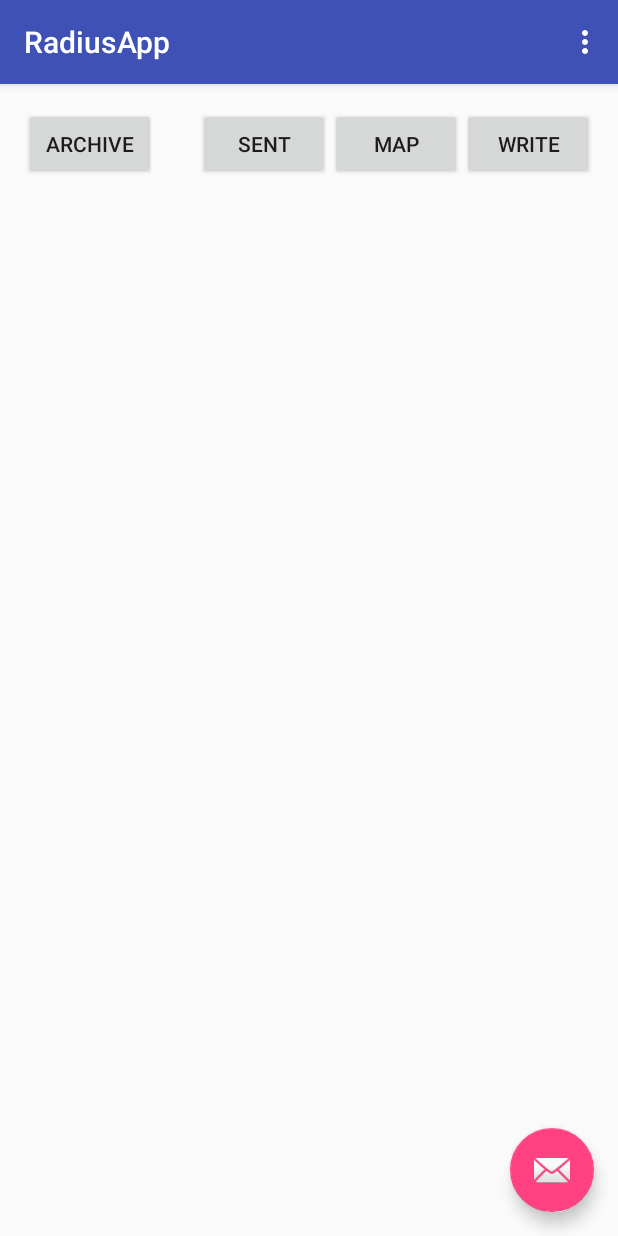
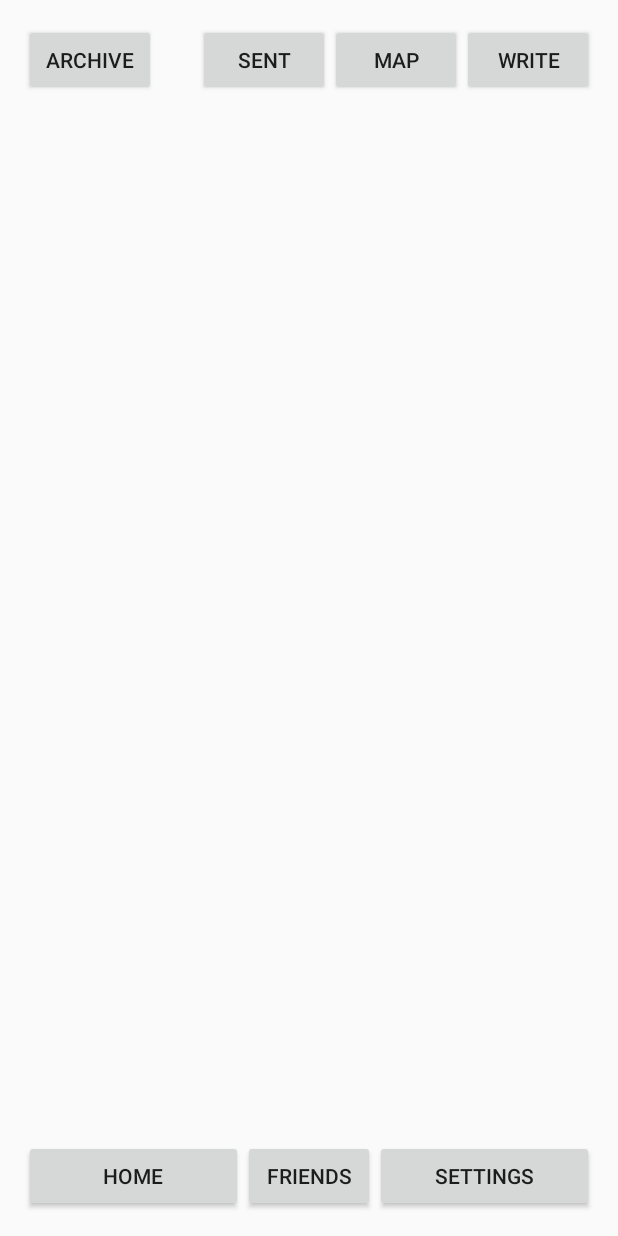
Before and after one commit to reginax/radius, an Android app: the screen it shows after launch (MainActivity), on a phone screen of 412 x 824 dp. Run offline under Robolectric (Android 15) with nearby library versions, the phone set to English and light mode, and no system bars; 3 statements that could not run were skipped.

Commit message:
added buttons to the mo the main view

```diff
--- a/RadiusApp/app/src/main/res/layout/activity_main.xml
+++ b/RadiusApp/app/src/main/res/layout/activity_main.xml
@@ -6,20 +6,10 @@
     android:layout_height="match_parent" android:fitsSystemWindows="true"
     tools:context=".MainActivity">
 
-    <android.support.design.widget.AppBarLayout android:layout_height="wrap_content"
-        android:layout_width="match_parent" android:theme="@style/AppTheme.AppBarOverlay">
 
-        <android.support.v7.widget.Toolbar android:id="@+id/toolbar"
-            android:layout_width="match_parent" android:layout_height="?attr/actionBarSize"
-            android:background="?attr/colorPrimary" app:popupTheme="@style/AppTheme.PopupOverlay" />
-
-    </android.support.design.widget.AppBarLayout>
 
     <include layout="@layout/content_main" />
 
-    <android.support.design.widget.FloatingActionButton android:id="@+id/fab"
-        android:layout_width="wrap_content" android:layout_height="wrap_content"
-        android:layout_gravity="bottom|end" android:layout_margin="@dimen/fab_margin"
-        android:src="@android:drawable/ic_dialog_email" />
+
 
 </android.support.design.widget.CoordinatorLayout>
--- a/RadiusApp/app/src/main/res/layout/content_main.xml
+++ b/RadiusApp/app/src/main/res/layout/content_main.xml
@@ -13,37 +13,66 @@
         android:layout_width="wrap_content"
         android:layout_height="wrap_content"
         android:text="@string/button_received"
-        android:layout_alignParentTop="true"
+        android:id="@+id/button6"
+        android:layout_alignTop="@+id/button3"
         android:layout_alignParentLeft="true"
         android:layout_alignParentStart="true" />
     <Button
         android:layout_width="wrap_content"
         android:layout_height="wrap_content"
         android:text="@string/button_sent"
-        android:layout_alignParentTop="true"
+        android:id="@+id/button3"
+        android:longClickable="false"
+        android:enabled="true"
+        android:layout_alignTop="@+id/button2"
         android:layout_toLeftOf="@+id/button2"
-        android:layout_toStartOf="@+id/button2"
-        android:id="@+id/button3"
-        android:layout_alignParentEnd="false"
-        android:layout_alignParentLeft="false"
-        android:longClickable="false"
-        android:enabled="true" />
+        android:layout_toStartOf="@+id/button2" />
 
     <Button
         android:layout_width="wrap_content"
         android:layout_height="wrap_content"
         android:text="@string/button_map"
+        android:layout_alignWithParentIfMissing="false"
+        android:id="@+id/button2"
         android:layout_alignParentTop="true"
-        android:layout_alignParentBottom="false"
-        android:layout_alignWithParentIfMissing="false"
         android:layout_toLeftOf="@+id/button"
-        android:id="@+id/button2" />
+        android:layout_toStartOf="@+id/button" />
+
     <Button
         android:layout_width="wrap_content"
         android:layout_height="wrap_content"
         android:text="@string/button_write"
-        android:layout_alignParentTop="true"
-        android:layout_alignParentEnd="true"
-        android:id="@+id/button" />
+        android:id="@+id/button"
+        android:layout_alignTop="@+id/button2"
+        android:layout_alignParentRight="true"
+        android:layout_alignParentEnd="true" />
+
+    <Button
+        android:layout_width="wrap_content"
+        android:layout_height="wrap_content"
+        android:text="@string/action_settings"
+        android:id="@+id/button4"
+        android:layout_alignParentBottom="true"
+        android:layout_alignRight="@+id/button"
+        android:layout_alignEnd="@+id/button"
+        android:layout_toRightOf="@+id/button5"
+        android:layout_toEndOf="@+id/button5" />
+
+    <Button
+        android:layout_width="wrap_content"
+        android:layout_height="wrap_content"
+        android:text="@string/action_friends"
+        android:id="@+id/button5"
+        android:layout_alignParentBottom="true"
+        android:layout_centerHorizontal="true" />
+
+    <Button
+        android:layout_width="wrap_content"
+        android:layout_height="wrap_content"
+        android:text="@string/action_goHome"
+        android:layout_alignParentBottom="true"
+        android:layout_toLeftOf="@+id/button5"
+        android:layout_alignParentLeft="true"
+        android:layout_alignParentStart="true" />
 
 </RelativeLayout>
```
Also changed, not shown: 1 other file.
